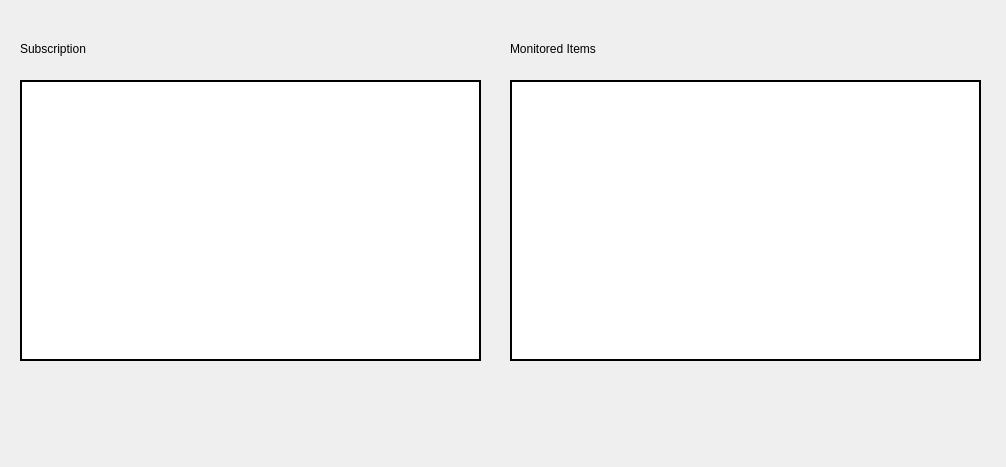
First picture: the form in opc-client/subscription_window.ui, repository alexlocastro/industrial-informatics-opc-ua-python, before the edit.
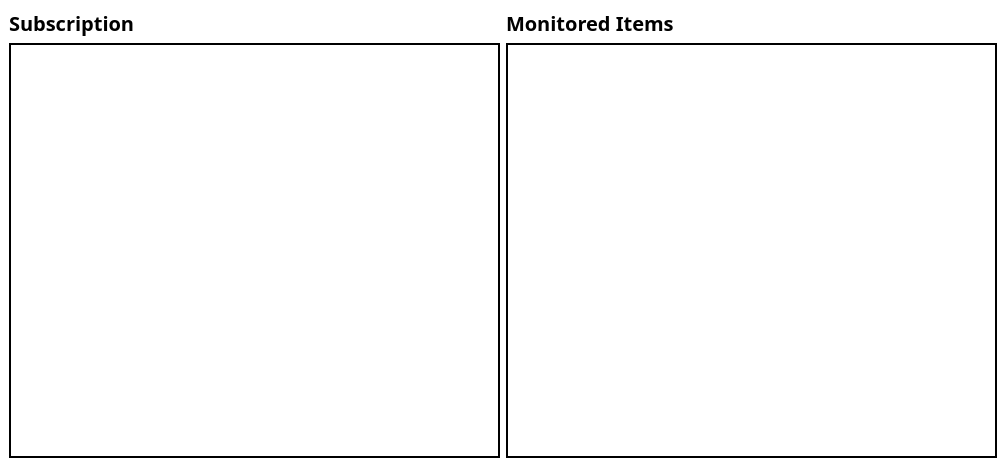
Second picture: the form after the edit.

The edit to the form file:
```diff
--- a/opc-client/subscription_window.ui
+++ b/opc-client/subscription_window.ui
@@ -13,66 +13,65 @@
   <property name="windowTitle">
    <string>MainWindow</string>
   </property>
+  <property name="styleSheet">
+   <string notr="true">
+background-color: white;
+</string>
+  </property>
   <widget class="QWidget" name="centralwidget">
-   <widget class="QTableView" name="subView">
-    <property name="geometry">
-     <rect>
-      <x>20</x>
-      <y>80</y>
-      <width>461</width>
-      <height>281</height>
-     </rect>
-    </property>
-    <property name="styleSheet">
-     <string notr="true">border: 2px solid black;
+   <layout class="QGridLayout" name="gridLayout">
+    <item row="0" column="0">
+     <widget class="QLabel" name="label">
+      <property name="font">
+       <font>
+        <family>Ubuntu Mono</family>
+        <pointsize>15</pointsize>
+        <weight>75</weight>
+        <bold>true</bold>
+       </font>
+      </property>
+      <property name="text">
+       <string>Subscription</string>
+      </property>
+     </widget>
+    </item>
+    <item row="0" column="1">
+     <widget class="QLabel" name="label_2">
+      <property name="font">
+       <font>
+        <family>Ubuntu Mono</family>
+        <pointsize>15</pointsize>
+        <weight>75</weight>
+        <bold>true</bold>
+       </font>
+      </property>
+      <property name="text">
+       <string>Monitored Items</string>
+      </property>
+     </widget>
+    </item>
+    <item row="1" column="0">
+     <widget class="QTableView" name="subView">
+      <property name="styleSheet">
+       <string notr="true">border: 2px solid black;
 </string>
-    </property>
-    <property name="editTriggers">
-     <set>QAbstractItemView::NoEditTriggers</set>
-    </property>
-   </widget>
-   <widget class="QTableView" name="monItemView">
-    <property name="geometry">
-     <rect>
-      <x>510</x>
-      <y>80</y>
-      <width>471</width>
-      <height>281</height>
-     </rect>
-    </property>
-    <property name="styleSheet">
-     <string notr="true">border: 2px solid black;</string>
-    </property>
-    <property name="editTriggers">
-     <set>QAbstractItemView::NoEditTriggers</set>
-    </property>
-   </widget>
-   <widget class="QLabel" name="label">
-    <property name="geometry">
-     <rect>
-      <x>20</x>
-      <y>40</y>
-      <width>181</width>
-      <height>17</height>
-     </rect>
-    </property>
-    <property name="text">
-     <string>Subscription</string>
-    </property>
-   </widget>
-   <widget class="QLabel" name="label_2">
-    <property name="geometry">
-     <rect>
-      <x>510</x>
-      <y>40</y>
-      <width>151</width>
-      <height>17</height>
-     </rect>
-    </property>
-    <property name="text">
-     <string>Monitored Items</string>
-    </property>
-   </widget>
+      </property>
+      <property name="editTriggers">
+       <set>QAbstractItemView::NoEditTriggers</set>
+      </property>
+     </widget>
+    </item>
+    <item row="1" column="1">
+     <widget class="QTableView" name="monItemView">
+      <property name="styleSheet">
+       <string notr="true">border: 2px solid black;</string>
+      </property>
+      <property name="editTriggers">
+       <set>QAbstractItemView::NoEditTriggers</set>
+      </property>
+     </widget>
+    </item>
+   </layout>
   </widget>
  </widget>
  <resources/>
```
